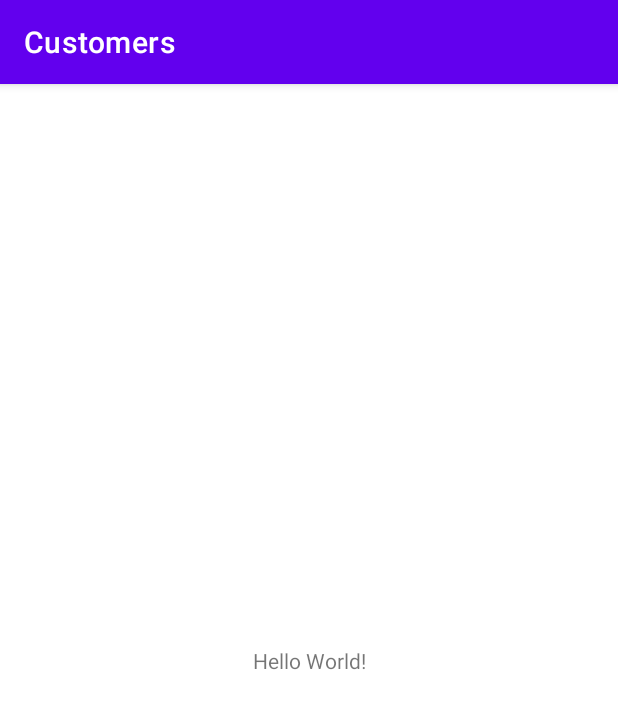
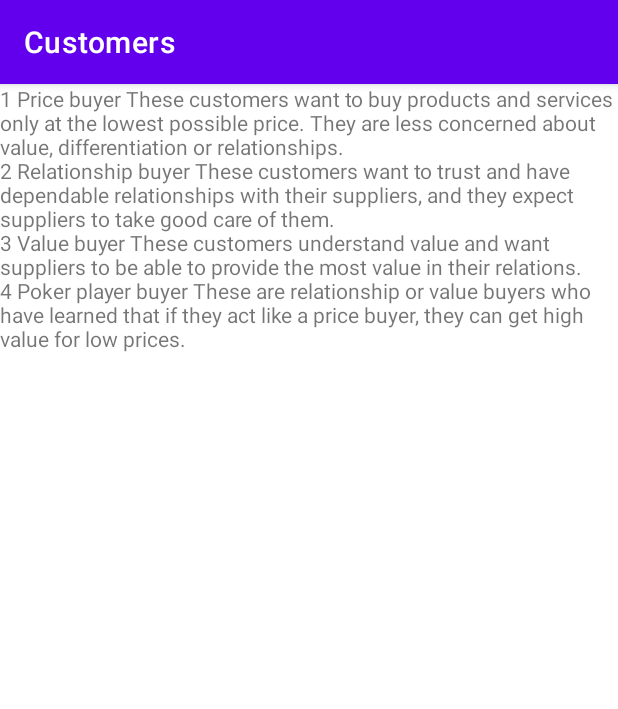
Before and after one commit to karkaminski/Customers, an Android app: the screen it shows after launch (MainActivity), on a phone screen of 412 x 824 dp. Shown: the top 709 px of the screen. Run offline under Robolectric (Android 15) with nearby library versions, the phone set to English and light mode, and no system bars; our stand-ins replace Room's generated code, data binding.

Commit message:
implementacja room dla CustomersClassification, przykladowe dane, wyswietlanie w postaci prostego stringa

```diff
--- a/app/src/main/java/pl/karkaminski/customers/MainActivity.java
+++ b/app/src/main/java/pl/karkaminski/customers/MainActivity.java
@@ -1,10 +1,12 @@
 package pl.karkaminski.customers;
+
+import android.os.Bundle;
 
 import androidx.appcompat.app.AppCompatActivity;
 
-import android.os.Bundle;
+public class MainActivity extends AppCompatActivity {
 
-public class MainActivity extends AppCompatActivity {
+    private static final String TAG = "MainActivity";
 
     @Override
     protected void onCreate(Bundle savedInstanceState) {
--- a/app/src/main/java/pl/karkaminski/customers/data/Customer.java
+++ /dev/null
@@ -1,4 +0,0 @@
-package pl.karkaminski.customers.data;
-
-public class Customer {
-}
--- a/app/src/main/java/pl/karkaminski/customers/data/CustomerClassification.java
+++ /dev/null
@@ -1,4 +0,0 @@
-package pl.karkaminski.customers.data;
-
-public class CustomerClassification {
-}
--- /dev/null
+++ b/app/src/main/java/pl/karkaminski/customers/database/Customer.java
@@ -0,0 +1,4 @@
+package pl.karkaminski.customers.database;
+
+public class Customer {
+}
--- /dev/null
+++ b/app/src/main/java/pl/karkaminski/customers/database/CustomerClassification.java
@@ -0,0 +1,56 @@
+package pl.karkaminski.customers.database;
+
+import androidx.room.ColumnInfo;
+import androidx.room.Entity;
+import androidx.room.PrimaryKey;
+
+import org.jetbrains.annotations.NotNull;
+
+@Entity(tableName = "CustomerClassifications")
+public class CustomerClassification {
+
+    @NotNull
+    @PrimaryKey(autoGenerate = true)
+    @ColumnInfo(name = "ClassificationId")
+    private int id;
+
+    @NotNull
+    @ColumnInfo(name = "Name")
+    private String name;
+
+    @ColumnInfo(name = "Description")
+    private String description;
+
+    //Room requires public constructor
+    public CustomerClassification() {
+    }
+
+    public CustomerClassification(@NotNull String name, String description) {
+        this.name = name;
+        this.description = description;
+    }
+
+    public int getId() {
+        return id;
+    }
+
+    public String getName() {
+        return name;
+    }
+
+    public String getDescription() {
+        return description;
+    }
+
+    public void setId(int id) {
+        this.id = id;
+    }
+
+    public void setName(String name) {
+        this.name = name;
+    }
+
+    public void setDescription(String description) {
+        this.description = description;
+    }
+}
--- /dev/null
+++ b/app/src/main/java/pl/karkaminski/customers/database/CustomerClassificationDao.java
@@ -0,0 +1,24 @@
+package pl.karkaminski.customers.database;
+
+import androidx.lifecycle.LiveData;
+import androidx.room.Dao;
+import androidx.room.Delete;
+import androidx.room.Insert;
+import androidx.room.Query;
+
+import java.util.List;
+
+@Dao
+public interface CustomerClassificationDao {
+
+    @Query("SELECT * FROM CustomerClassifications")
+    LiveData<List<CustomerClassification>> getAll();
+
+    @Insert
+    void insert(CustomerClassification... customerClassification);
+
+    @Delete
+    void delete(CustomerClassification customerClassification);
+
+
+}
--- /dev/null
+++ b/app/src/main/java/pl/karkaminski/customers/database/CustomersDatabase.java
@@ -0,0 +1,62 @@
+package pl.karkaminski.customers.database;
+
+import android.content.Context;
+import android.os.AsyncTask;
+
+import androidx.annotation.NonNull;
+import androidx.room.Database;
+import androidx.room.Room;
+import androidx.room.RoomDatabase;
+import androidx.sqlite.db.SupportSQLiteDatabase;
+
+import java.util.ArrayList;
+
+@Database(entities = {CustomerClassification.class}, version = 1)
+public abstract class CustomersDatabase extends RoomDatabase {
+
+    public static final String DATABASE_NAME = "customers.db";
+    private static CustomersDatabase instance;
+
+    public abstract CustomerClassificationDao customerClassificationDao();
+
+    public static synchronized CustomersDatabase getInstance(Context context) {
+
+        if (instance == null) {
+            instance = Room.databaseBuilder(context.getApplicationContext(),
+                    CustomersDatabase.class,
+                    DATABASE_NAME)
+                    .addCallback(exampleDataCallback)
+                    .build();
+        }
+        return instance;
+    }
+
+    private static RoomDatabase.Callback exampleDataCallback = new RoomDatabase.Callback() {
+        @Override
+        public void onCreate(@NonNull SupportSQLiteDatabase db) {
+            super.onCreate(db);
+            new PopulateDbAsyncTask(instance).execute();
+        }
+    };
+
+    private static class PopulateDbAsyncTask extends AsyncTask<Void, Void, Void> {
+        private CustomerClassificationDao dao;
+
+        private PopulateDbAsyncTask(CustomersDatabase db){
+            dao = db.customerClassificationDao();
+        }
+
+        @Override
+        protected Void doInBackground(Void... voids) {
+            ArrayList<CustomerClassification> exampleData = new ArrayList<>();
+            // Source:
+            // https://www.customerexperienceinsight.com/there-are-4-types-of-customers-how-to-treat-each-one/
+            exampleData.add(new CustomerClassification("Price buyer", "These customers want to buy products and services only at the lowest possible price. They are less concerned about value, differentiation or relationships."));
+            exampleData.add(new CustomerClassification("Relationship buyer", "These customers want to trust and have dependable relationships with their suppliers, and they expect suppliers to take good care of them."));
+            exampleData.add(new CustomerClassification("Value buyer", "These customers understand value and want suppliers to be able to provide the most value in their relations."));
+            exampleData.add(new CustomerClassification("Poker player buyer", "These are relationship or value buyers who have learned that if they act like a price buyer, they can get high value for low prices."));
+            dao.insert(exampleData.toArray(new CustomerClassification[exampleData.size()]));
+            return null;
+        }
+    }
+}
--- /dev/null
+++ b/app/src/main/java/pl/karkaminski/customers/database/CustomersRepository.java
@@ -0,0 +1,43 @@
+package pl.karkaminski.customers.database;
+
+import android.app.Application;
+import android.os.AsyncTask;
+
+import androidx.lifecycle.LiveData;
+
+import java.util.List;
+
+public class CustomersRepository {
+
+    private CustomerClassificationDao customerClassificationDao;
+    private LiveData<List<CustomerClassification>> allCustomerClassifications;
+
+    public CustomersRepository(Application application) {
+        CustomersDatabase database = CustomersDatabase.getInstance(application);
+        customerClassificationDao = database.customerClassificationDao();
+        allCustomerClassifications = customerClassificationDao.getAll();
+    }
+
+    public LiveData<List<CustomerClassification>> getAllCustomerClassifications() {
+        return allCustomerClassifications;
+    }
+
+    public void insert(CustomerClassification... customerClassifications){
+        new InsertCustomerClassificationsAsyncTask(customerClassificationDao).execute(customerClassifications);
+    }
+
+    private static class InsertCustomerClassificationsAsyncTask extends AsyncTask<CustomerClassification, Void, Void> {
+
+        private CustomerClassificationDao dao;
+
+        public InsertCustomerClassificationsAsyncTask(CustomerClassificationDao dao) {
+            this.dao = dao;
+        }
+
+        @Override
+        protected Void doInBackground(CustomerClassification... customerClassifications) {
+            dao.insert(customerClassifications);
+            return null;
+        }
+    }
+}
--- a/app/src/main/java/pl/karkaminski/customers/ui/classifications/ClassificationsFragment.java
+++ b/app/src/main/java/pl/karkaminski/customers/ui/classifications/ClassificationsFragment.java
@@ -1,22 +1,26 @@
 package pl.karkaminski.customers.ui.classifications;
 
-import androidx.lifecycle.ViewModelProvider;
-
 import android.os.Bundle;
+import android.view.LayoutInflater;
+import android.view.View;
+import android.view.ViewGroup;
 
 import androidx.annotation.NonNull;
 import androidx.annotation.Nullable;
 import androidx.fragment.app.Fragment;
+import androidx.lifecycle.Observer;
+import androidx.lifecycle.ViewModelProvider;
 
-import android.view.LayoutInflater;
-import android.view.View;
-import android.view.ViewGroup;
+import java.util.List;
 
-import pl.karkaminski.customers.R;
+import pl.karkaminski.customers.database.CustomerClassification;
+import pl.karkaminski.customers.database.CustomersRepository;
+import pl.karkaminski.customers.databinding.ClassificationsFragmentBinding;
 
 public class ClassificationsFragment extends Fragment {
 
     private ClassificationsViewModel mViewModel;
+    private ClassificationsFragmentBinding binding = null;
 
     public static ClassificationsFragment newInstance() {
         return new ClassificationsFragment();
@@ -25,7 +29,23 @@ public class ClassificationsFragment extends Fragment {
     @Override
     public View onCreateView(@NonNull LayoutInflater inflater, @Nullable ViewGroup container,
                              @Nullable Bundle savedInstanceState) {
-        return inflater.inflate(R.layout.classifications_fragment, container, false);
+        binding = ClassificationsFragmentBinding.inflate(inflater, container, false);
+
+        CustomersRepository repository = new CustomersRepository(getActivity().getApplication());
+        repository.getAllCustomerClassifications().observe(getViewLifecycleOwner(), new Observer<List<CustomerClassification>>() {
+            @Override
+            public void onChanged(List<CustomerClassification> customerClassifications) {
+                String cc = "";
+                for(CustomerClassification singleClassification : customerClassifications){
+                    cc = cc + singleClassification.getId() + " ";
+                    cc = cc + singleClassification.getName() + " ";
+                    cc = cc + singleClassification.getDescription() + "\n";
+                }
+                binding.textView.setText(cc);
+            }
+        });
+
+        return binding.getRoot();
     }
 
     @Override
@@ -35,4 +55,9 @@ public class ClassificationsFragment extends Fragment {
         // TODO: Use the ViewModel
     }
 
+    @Override
+    public void onDestroy() {
+        super.onDestroy();
+        binding = null;
+    }
 }
--- a/app/src/main/java/pl/karkaminski/customers/ui/customers/Customers.java
+++ b/app/src/main/java/pl/karkaminski/customers/ui/customers/CustomersFragment.java
@@ -14,12 +14,12 @@ import android.view.ViewGroup;
 
 import pl.karkaminski.customers.R;
 
-public class Customers extends Fragment {
+public class CustomersFragment extends Fragment {
 
     private CustomersViewModel mViewModel;
 
-    public static Customers newInstance() {
-        return new Customers();
+    public static CustomersFragment newInstance() {
+        return new CustomersFragment();
     }
 
     @Override
@@ -27,6 +27,7 @@ public class Customers extends Fragment {
                              @Nullable Bundle savedInstanceState) {
         return inflater.inflate(R.layout.customers_fragment, container, false);
     }
+
 
     @Override
     public void onActivityCreated(@Nullable Bundle savedInstanceState) {
--- a/app/src/main/res/layout/activity_main.xml
+++ b/app/src/main/res/layout/activity_main.xml
@@ -6,13 +6,12 @@
     android:layout_height="match_parent"
     tools:context=".MainActivity">
 
-    <TextView
-        android:layout_width="wrap_content"
-        android:layout_height="wrap_content"
-        android:text="Hello World!"
-        app:layout_constraintBottom_toBottomOf="parent"
-        app:layout_constraintLeft_toLeftOf="parent"
-        app:layout_constraintRight_toRightOf="parent"
-        app:layout_constraintTop_toTopOf="parent" />
+    <androidx.fragment.app.FragmentContainerView
+        android:id="@+id/nav_host_fragment"
+        android:name="androidx.navigation.fragment.NavHostFragment"
+        android:layout_width="match_parent"
+        android:layout_height="match_parent"
+        app:defaultNavHost="true"
+        app:navGraph="@navigation/nav_graph"/>
 
 </androidx.constraintlayout.widget.ConstraintLayout>
--- a/app/src/main/res/layout/classifications_fragment.xml
+++ b/app/src/main/res/layout/classifications_fragment.xml
@@ -1,13 +1,17 @@
 <?xml version="1.0" encoding="utf-8"?>
-<FrameLayout xmlns:android="http://schemas.android.com/apk/res/android"
-    xmlns:tools="http://schemas.android.com/tools"
-    android:layout_width="match_parent"
-    android:layout_height="match_parent"
-    tools:context=".ui.classifications.ClassificationsFragment">
+<layout xmlns:android="http://schemas.android.com/apk/res/android"
+    xmlns:tools="http://schemas.android.com/tools">
 
-    <TextView
+    <FrameLayout
         android:layout_width="match_parent"
         android:layout_height="match_parent"
-        android:text="Hello" />
+        tools:context=".ui.classifications.ClassificationsFragment">
 
-</FrameLayout>
+        <TextView
+            android:id="@+id/text_view"
+            android:layout_width="match_parent"
+            android:layout_height="match_parent"
+            android:text="Classifications fragment" />
+
+    </FrameLayout>
+</layout>
--- a/app/src/main/res/layout/customers_fragment.xml
+++ b/app/src/main/res/layout/customers_fragment.xml
@@ -1,13 +1,16 @@
 <?xml version="1.0" encoding="utf-8"?>
-<FrameLayout xmlns:android="http://schemas.android.com/apk/res/android"
-    xmlns:tools="http://schemas.android.com/tools"
-    android:layout_width="match_parent"
-    android:layout_height="match_parent"
-    tools:context=".ui.customers.Customers">
+<layout xmlns:android="http://schemas.android.com/apk/res/android"
+    xmlns:tools="http://schemas.android.com/tools">
 
-    <TextView
+    <FrameLayout
         android:layout_width="match_parent"
         android:layout_height="match_parent"
-        android:text="Hello" />
+        tools:context=".ui.customers.CustomersFragment">
 
-</FrameLayout>
+        <TextView
+            android:layout_width="match_parent"
+            android:layout_height="match_parent"
+            android:text="Customers" />
+
+    </FrameLayout>
+</layout>
--- /dev/null
+++ b/app/src/main/res/navigation/nav_graph.xml
@@ -0,0 +1,15 @@
+<?xml version="1.0" encoding="utf-8"?>
+<navigation xmlns:android="http://schemas.android.com/apk/res/android"
+    xmlns:app="http://schemas.android.com/apk/res-auto"
+    xmlns:tools="http://schemas.android.com/tools"
+    android:id="@+id/nav_graph"
+    app:startDestination="@id/classificationsFragment">
+
+    <fragment
+        android:id="@+id/classificationsFragment"
+        android:name="pl.karkaminski.customers.ui.classifications.ClassificationsFragment"
+        android:label="classifications_fragment"
+        tools:layout="@layout/classifications_fragment">
+
+    </fragment>
+</navigation>
```
